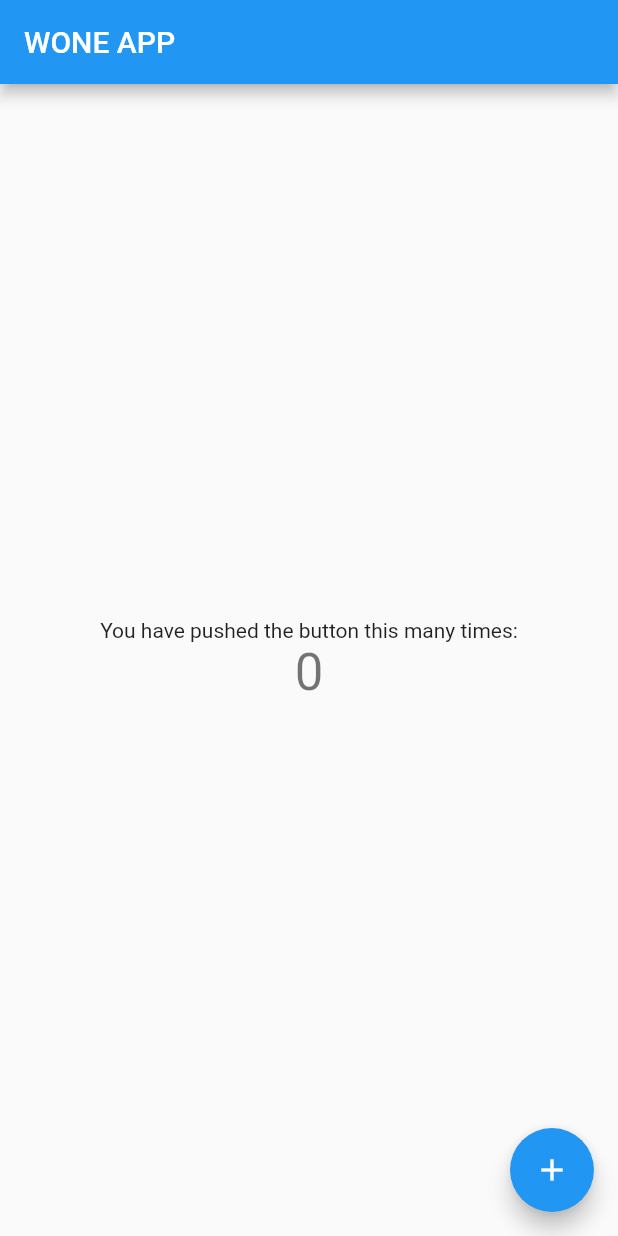
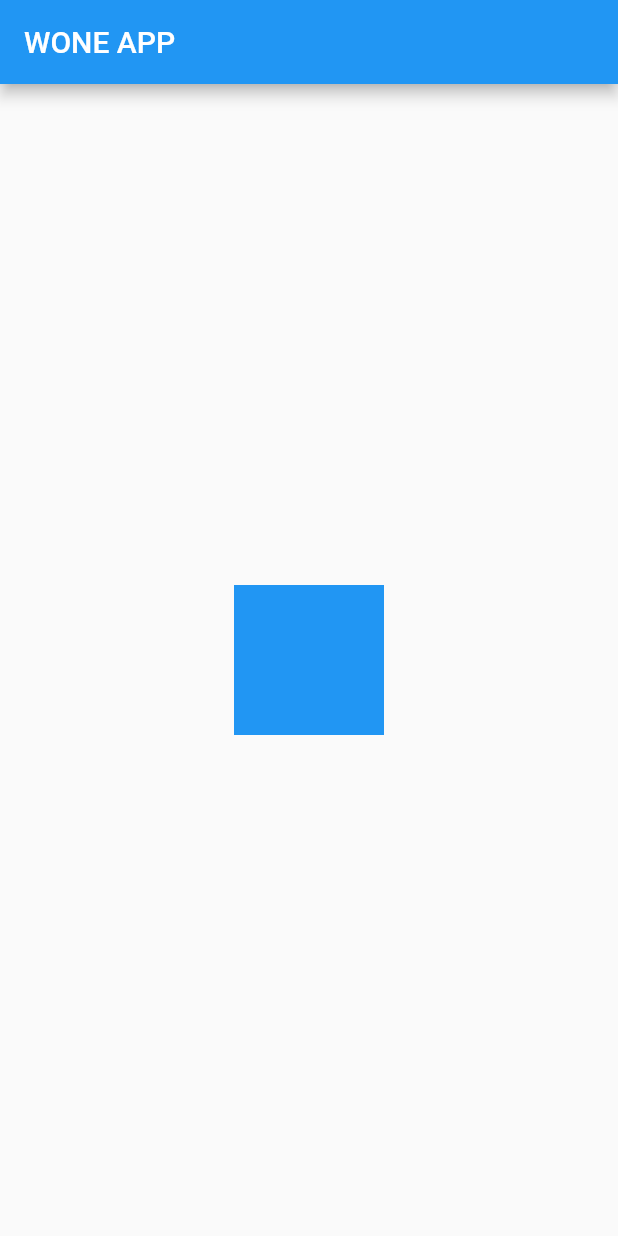
Before and after one commit to mamadou-wone/flutter_by_mwone, a Flutter app: the screen it shows after launch, on a phone screen of 412 x 824 dp. Run offline on Flutter 3.47's test engine with Material 2 defaults, Android fonts, the phone set to English and light mode, and no system bars.

```diff
--- a/lib/main.dart
+++ b/lib/main.dart
@@ -8,6 +8,7 @@ class MyApp extends StatelessWidget {
   @override
   Widget build(BuildContext context) {
     return MaterialApp(
+      debugShowCheckedModeBanner: false,
       title: 'Flutter Demo',
       theme: ThemeData(
         primarySwatch: Colors.blue,
@@ -28,41 +29,73 @@ class MyHomePage extends StatefulWidget {
 }
 
 class _MyHomePageState extends State<MyHomePage> {
-  int _counter = 0;
-
-  void _incrementCounter() {
-    setState(() {
-      _counter++;
-    });
-  }
+ Color color = Colors.blue;
 
   @override
   Widget build(BuildContext context) {
+
     return Scaffold(
       appBar: AppBar(
 
         title: Text(widget.title),
       ),
       body: Center(
+        child: GestureDetector(
+          child: Container(
+            height: 100,
+            width: 100,
+            color: color,
+          ),
+          onTap: () {
+            setState(() {
+              color = Colors.black;
+            });
+          },
+          onDoubleTap: () {
+            setState(() {
+              color = Colors.yellow;
+            });
+          },
+          onLongPress: () {
+            setState(() {
+              color = Colors.blue;
+            });
+          },
+        ),
 
-        child: Column(
-          mainAxisAlignment: MainAxisAlignment.center,
-          children: <Widget>[
-            Text(
-              'You have pushed the button this many times:',
-            ),
-            Text(
-              '$_counter',
-              style: Theme.of(context).textTheme.headline4,
-            ),
-          ],
-        ),
-      ),
-      floatingActionButton: FloatingActionButton(
-        onPressed: _incrementCounter,
-        tooltip: 'Increment',
-        child: Icon(Icons.add),
-      ), // This trailing comma makes auto-formatting nicer for build methods.
+      )
     );
   }
 }
+
+// class MyApp extends StatelessWidget{
+
+//   @override
+//   Widget build(BuildContext context) {
+//     Color color = Colors.red;
+//     return MaterialApp(
+//       debugShowCheckedModeBanner: false,
+//       home: Scaffold(
+//         appBar: AppBar(
+//           title: Text('MWONE'),
+//           leading: Text('data'),
+//         ),
+//         body: Center(
+//           child:  GestureDetector(
+//             child: Container(
+//               height: 100,
+//               width: 100,
+//               color: color,
+//             ),
+//             onTap: () {
+
+//             },
+//             onDoubleTap: () {
+//               print("BOSS");
+//             },
+//           )
+//         )
+//       ),
+//     );
+//   }
+// }
```
